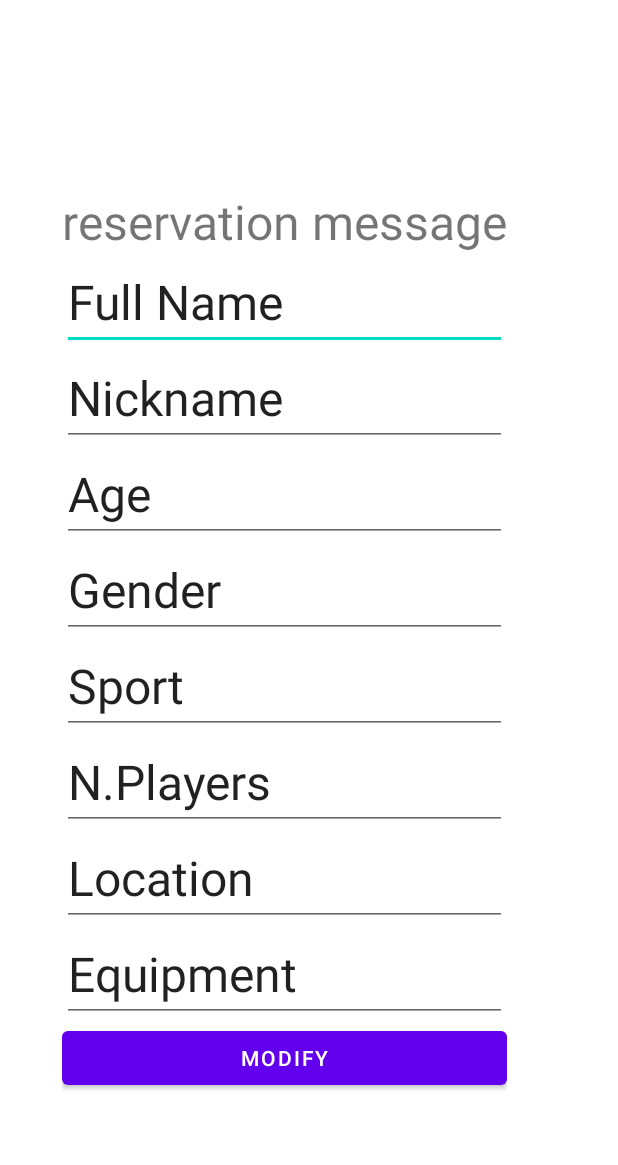
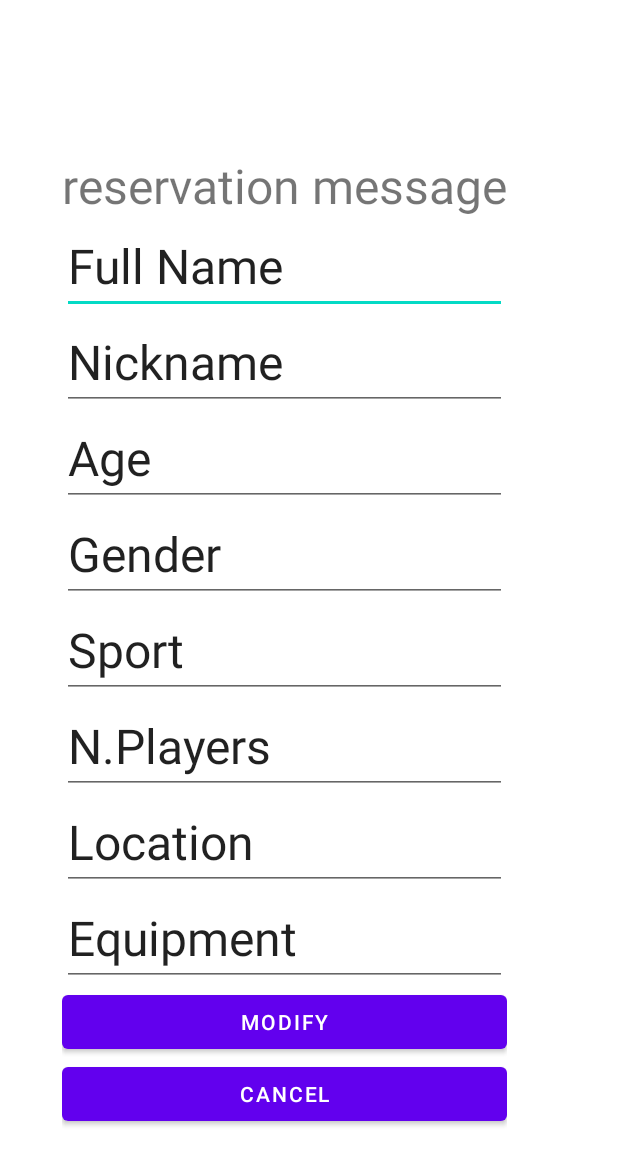
Before and after one commit to chenghuakang/ShowProfileActivity, an Android app: the layout activity_reservation.xml on its own in the app's theme, with its tools: preview values and no code run, on a phone screen of 412 x 824 dp. Shown: the top 1165 px of the screen. Run offline under Robolectric (Android 15) with nearby library versions, the phone set to English and light mode, and no system bars.

Commit message:
fix bugs

```diff
--- a/app/src/main/AndroidManifest.xml
+++ b/app/src/main/AndroidManifest.xml
@@ -5,6 +5,7 @@
     <uses-feature
         android:name="android.hardware.camera"
         android:required="false" />
+
 
     <uses-permission android:name="android.permission.CAMERA" />
     <uses-permission android:name="android.permission.READ_EXTERNAL_STORAGE" />
--- a/app/src/main/java/com/example/showprofileactivity/Reservation.kt
+++ b/app/src/main/java/com/example/showprofileactivity/Reservation.kt
@@ -7,7 +7,7 @@ import androidx.room.PrimaryKey
 data class Reservation(
     val name: String,
     val nickName: String,
-    val age: String,
+    val time: String,
     val location:String,
     val sport:String,
     val numPlayer:String,
--- a/app/src/main/res/layout/activity_reservation.xml
+++ b/app/src/main/res/layout/activity_reservation.xml
@@ -87,6 +87,12 @@
                 android:text="modify"
                 android:id="@+id/modify">
             </Button>
+            <Button
+                android:layout_width="match_parent"
+                android:layout_height="wrap_content"
+                android:text="cancel"
+                android:id="@+id/cancel_button">
+            </Button>
         </LinearLayout>
     </LinearLayout>
 
```
Also changed, not shown: app/src/main/java/com/example/showprofileactivity/MyDB.kt (renamed from app/src/main/java/com/example/showprofileactivity/db.kt, +6 -9 lines), app/src/main/java/com/example/showprofileactivity/MyViewModel.kt (renamed from app/src/main/java/com/example/showprofileactivity/ViewModel.kt, +4 -6 lines), app/src/main/java/com/example/showprofileactivity/PlaygroundActivity.kt (+16 -3 lines).
